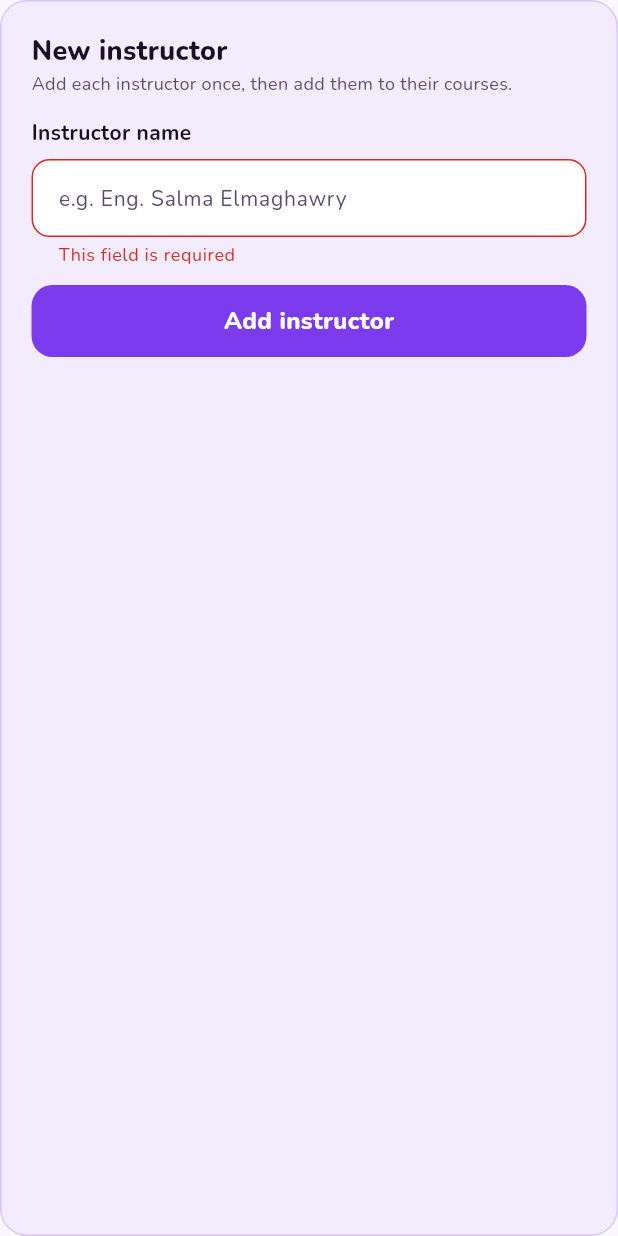
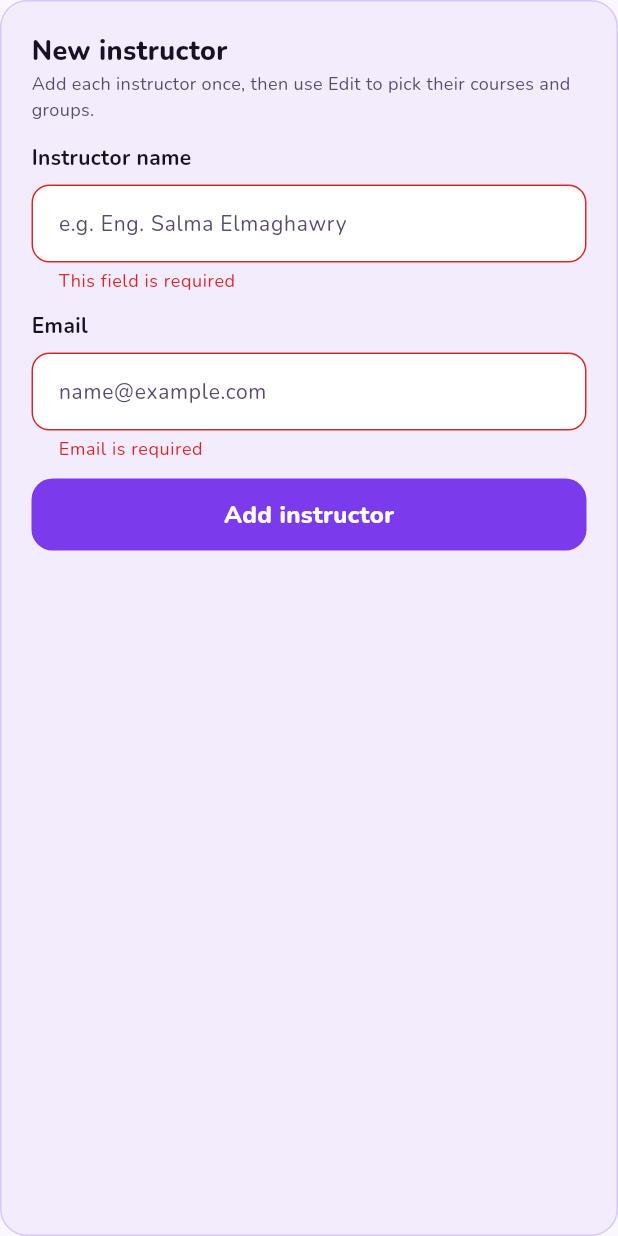
Before and after one commit to salma-elmaghawry/Cairo-Coding-App, a Flutter app: the AddInstructorPanel widget shown alone on an empty page, opened directly, after a tap on "Add instructor", on a phone screen of 412 x 824 dp. Run offline on Flutter 3.47's test engine with Material 3 defaults, Android fonts, the phone set to English and light mode, and no system bars; our stand-ins replace cloud_firestore, easy_localization, equatable, firebase_auth, firebase_core, flutter_animate and 5 more; missing offline and left inert: workmanager; accounts and stored records are empty.

Commit message:
feat: Show each instructor's groups and let admins edit instructors
The Instructors page now shows how many groups each instructor is
teaching, with a chip per group that opens it (archived groups don't
count), and each instructor's email under their name. A new instructor
needs an email, and no two instructors can share a name or an email.

Every row gets an Edit button next to Delete. It changes the name,
email, courses and groups in one dialog. Sessions store the
instructor's name, so a new name is also written to every session that
carries the old one, and students never see the old name.

The session form now offers the group's instructors as well as the
course's.

Co-Authored-By: Claude Opus 5.5 <noreply@anthropic.com>

```diff
--- a/assets/translations/ar.json
+++ b/assets/translations/ar.json
@@ -352,7 +352,7 @@
     },
     "instructors": {
       "title": "المدرّبون",
-      "hint": "أضف كل مدرّب مرة واحدة، ثم أضفه إلى كورساته.",
+      "hint": "أضف كل مدرّب مرة واحدة، ثم اضغط تعديل لاختيار كورساته ومجموعاته.",
       "name": "اسم المدرّب",
       "name_hint": "مثلاً Eng. Salma Elmaghawry",
       "add": "إضافة مدرّب",
@@ -363,7 +363,27 @@
       "exists": "هذا المدرّب موجود بالفعل في القائمة",
       "eyebrow": "لوحة التحكم",
       "add_title": "مدرّب جديد",
-      "no_courses": "غير مضاف لأي كورس بعد"
+      "no_courses": "غير مضاف لأي كورس بعد",
+      "email": "البريد الإلكتروني",
+      "email_hint": "name@example.com",
+      "email_exists": "هذا البريد مسجّل لمدرّب آخر",
+      "no_email": "لا يوجد بريد بعد",
+      "groups": "المجموعات",
+      "groups_count": {
+        "zero": "لا توجد مجموعات بعد",
+        "one": "مجموعة واحدة",
+        "two": "مجموعتان",
+        "few": "{} مجموعات",
+        "many": "{} مجموعة",
+        "other": "{} مجموعة"
+      },
+      "edit": "تعديل المدرّب",
+      "edit_title": "تعديل المدرّب",
+      "rename_note": "الاسم الجديد يحلّ محل القديم في كل السيشنات المسجّل عليها.",
+      "courses_label": "الكورسات التي يدرّسها",
+      "groups_label": "المجموعات التي يدرّسها",
+      "no_active_groups": "لا توجد مجموعات نشطة بعد",
+      "saved": "تم حفظ المدرّب"
     }
   }
 }
--- a/assets/translations/en.json
+++ b/assets/translations/en.json
@@ -349,7 +349,7 @@
     },
     "instructors": {
       "title": "Instructors",
-      "hint": "Add each instructor once, then add them to their courses.",
+      "hint": "Add each instructor once, then use Edit to pick their courses and groups.",
       "name": "Instructor name",
       "name_hint": "e.g. Eng. Salma Elmaghawry",
       "add": "Add instructor",
@@ -360,7 +360,24 @@
       "exists": "This instructor is already in the list",
       "eyebrow": "dashboard",
       "add_title": "New instructor",
-      "no_courses": "Not in a course yet"
+      "no_courses": "Not in a course yet",
+      "email": "Email",
+      "email_hint": "name@example.com",
+      "email_exists": "Another instructor already has this email",
+      "no_email": "No email yet",
+      "groups": "Groups",
+      "groups_count": {
+        "zero": "No groups yet",
+        "one": "1 group",
+        "other": "{} groups"
+      },
+      "edit": "Edit instructor",
+      "edit_title": "Edit instructor",
+      "rename_note": "A new name also replaces the old one on their sessions.",
+      "courses_label": "Courses they teach",
+      "groups_label": "Groups they teach",
+      "no_active_groups": "No active groups yet",
+      "saved": "Instructor saved"
     }
   }
 }
--- a/lib/admin/instructors/widgets/add_instructor_panel.dart
+++ b/lib/admin/instructors/widgets/add_instructor_panel.dart
@@ -1,4 +1,5 @@
 import 'package:cairo_coding_app/admin/admin_providers.dart';
+import 'package:cairo_coding_app/admin/instructors/widgets/instructor_validators.dart';
 import 'package:cairo_coding_app/core/error_handling/result.dart';
 import 'package:cairo_coding_app/core/helpers/spacing.dart';
 import 'package:cairo_coding_app/core/helpers/ui_helpers.dart';
@@ -21,31 +22,26 @@ class AddInstructorPanel extends ConsumerStatefulWidget {
 class _AddInstructorPanelState extends ConsumerState<AddInstructorPanel> {
   final _formKey = GlobalKey<FormState>();
   final _name = TextEditingController();
+  final _email = TextEditingController();
   bool _saving = false;
 
   @override
   void dispose() {
     _name.dispose();
+    _email.dispose();
     super.dispose();
-  }
-
-  String? _validate(String? value) {
-    final name = value?.trim() ?? '';
-    if (name.isEmpty) return 'validation.required'.tr();
-    final existing = ref.read(instructorsProvider).value ?? const [];
-    if (existing.any((i) => i.name.toLowerCase() == name.toLowerCase())) return 'admin.instructors.exists'.tr();
-    return null;
   }
 
   Future<void> _add() async {
     if (!_formKey.currentState!.validate()) return;
     setState(() => _saving = true);
-    final result = await ref.read(academyRepositoryProvider).addInstructor(_name.text);
+    final result = await ref.read(academyRepositoryProvider).addInstructor(_name.text, email: _email.text);
     if (!mounted) return;
     setState(() => _saving = false);
     switch (result) {
       case Ok():
         _name.clear();
+        _email.clear();
       case Err(:final failure):
         showAppSnackBar(context, failure.message, isError: true);
     }
@@ -54,6 +50,7 @@ class _AddInstructorPanelState extends ConsumerState<AddInstructorPanel> {
   @override
   Widget build(BuildContext context) {
     final colorScheme = Theme.of(context).colorScheme;
+    final existing = ref.watch(instructorsProvider).value ?? const [];
 
     return AppCard(
       color: colorScheme.surfaceContainerHighest,
@@ -70,7 +67,16 @@ class _AddInstructorPanelState extends ConsumerState<AddInstructorPanel> {
               label: 'admin.instructors.name'.tr(),
               hint: 'admin.instructors.name_hint'.tr(),
               controller: _name,
-              validator: _validate,
+              validator: (value) => validateInstructorName(value, existing),
+              textInputAction: TextInputAction.next,
+            ),
+            verticalSpace(12),
+            AppTextField(
+              label: 'admin.instructors.email'.tr(),
+              hint: 'admin.instructors.email_hint'.tr(),
+              controller: _email,
+              validator: (value) => validateInstructorEmail(value, existing),
+              keyboardType: TextInputType.emailAddress,
               textInputAction: TextInputAction.done,
               onSubmitted: (_) => _add(),
             ),
--- /dev/null
+++ b/lib/admin/instructors/widgets/instructor_validators.dart
@@ -0,0 +1,20 @@
+import 'package:cairo_coding_app/core/helpers/app_validators.dart';
+import 'package:cairo_coding_app/data/models/instructor.dart';
+import 'package:easy_localization/easy_localization.dart';
+
+/// [others] are the instructors the name must not repeat, so editing one leaves it out.
+String? validateInstructorName(String? value, Iterable<Instructor> others) {
+  final name = value?.trim() ?? '';
+  if (name.isEmpty) return 'validation.required'.tr();
+  if (others.any((i) => i.name.toLowerCase() == name.toLowerCase())) return 'admin.instructors.exists'.tr();
+  return null;
+}
+
+/// Emails are saved in lower case, so the check for a repeat is too.
+String? validateInstructorEmail(String? value, Iterable<Instructor> others) {
+  final email = value?.trim().toLowerCase() ?? '';
+  final invalid = AppValidators.validateEmail(email);
+  if (invalid != null) return invalid;
+  if (others.any((i) => i.email == email)) return 'admin.instructors.email_exists'.tr();
+  return null;
+}
--- a/lib/data/fake/fake_academy_store.dart
+++ b/lib/data/fake/fake_academy_store.dart
@@ -74,8 +74,18 @@ class FakeAcademyStore {
     final today = DateTime(now.year, now.month, now.day);
     DateTime daysFrom(int days) => DateTime(today.year, today.month, today.day + days);
 
-    const salma = Instructor(id: 'instructor_salma', name: 'Eng. Salma Elmaghawry');
-    const youssef = Instructor(id: 'instructor_youssef', name: 'Eng. Youssef Nabil');
+    const salma = Instructor(
+      id: 'instructor_salma',
+      name: 'Eng. Salma Elmaghawry',
+      email: 'salma@example.com',
+      groupIds: ['cs140', 'cs150', 'cs120'],
+    );
+    const youssef = Instructor(
+      id: 'instructor_youssef',
+      name: 'Eng. Youssef Nabil',
+      email: 'youssef@example.com',
+      groupIds: ['workshop'],
+    );
     for (final instructor in [salma, youssef]) {
       instructors[instructor.id] = instructor;
     }
--- a/lib/data/models/instructor.dart
+++ b/lib/data/models/instructor.dart
@@ -1,18 +1,31 @@
 import 'package:equatable/equatable.dart';
 
 class Instructor extends Equatable {
-  const Instructor({required this.id, required this.name});
+  const Instructor({required this.id, required this.name, this.email = '', this.groupIds = const []});
 
-  factory Instructor.fromMap(String id, Map<String, dynamic> map) =>
-      Instructor(id: id, name: map['name'] as String? ?? '');
+  factory Instructor.fromMap(String id, Map<String, dynamic> map) => Instructor(
+    id: id,
+    name: map['name'] as String? ?? '',
+    email: map['email'] as String? ?? '',
+    groupIds: List<String>.from(map['groupIds'] as List? ?? const []),
+  );
 
   final String id;
   final String name;
+  final String email;
 
-  Map<String, dynamic> toMap() => {'name': name};
+  /// The groups this instructor is teaching, archived ones included.
+  final List<String> groupIds;
 
-  Instructor copyWith({String? id, String? name}) => Instructor(id: id ?? this.id, name: name ?? this.name);
+  Map<String, dynamic> toMap() => {'name': name, 'email': email, 'groupIds': groupIds};
+
+  Instructor copyWith({String? id, String? name, String? email, List<String>? groupIds}) => Instructor(
+    id: id ?? this.id,
+    name: name ?? this.name,
+    email: email ?? this.email,
+    groupIds: groupIds ?? this.groupIds,
+  );
 
   @override
-  List<Object> get props => [id, name];
+  List<Object> get props => [id, name, email, groupIds];
 }
--- a/lib/data/repositories/academy_repository.dart
+++ b/lib/data/repositories/academy_repository.dart
@@ -59,8 +59,34 @@ class AcademyRepository {
     ),
   );
 
-  Future<Result<Instructor>> addInstructor(String name) =>
-      Result.guard(() => _source.saveInstructor(Instructor(id: '', name: name.trim())));
+  Future<Result<Instructor>> addInstructor(String name, {String email = ''}) => Result.guard(
+    () => _source.saveInstructor(Instructor(id: '', name: name.trim(), email: email.trim().toLowerCase())),
+  );
+
+  /// Saves [instructor] and adds them to or removes them from [courses] so they teach exactly [courseIds].
+  /// A new name replaces the old one on every session that carries it.
+  Future<Result<void>> updateInstructor(
+    Instructor previous,
+    Instructor instructor, {
+    required List<Course> courses,
+    required Set<String> courseIds,
+  }) => Result.guard(() async {
+    final saved = await _source.saveInstructor(
+      instructor.copyWith(name: instructor.name.trim(), email: instructor.email.trim().toLowerCase()),
+    );
+    for (final course in courses) {
+      final teaches = course.instructorIds.contains(saved.id);
+      if (teaches == courseIds.contains(course.id)) continue;
+      await _source.saveCourse(
+        course.copyWith(
+          instructorIds: teaches
+              ? course.instructorIds.where((id) => id != saved.id).toList()
+              : [...course.instructorIds, saved.id],
+        ),
+      );
+    }
+    if (saved.name != previous.name) await _source.renameSessionInstructor(previous.name, saved.name);
+  });
 
   Future<Result<void>> deleteInstructor(Instructor instructor) =>
       Result.guard(() => _source.deleteInstructor(instructor.id));
--- a/lib/data/sources/academy_source.dart
+++ b/lib/data/sources/academy_source.dart
@@ -42,6 +42,9 @@ abstract class AcademySource {
 
   Future<void> deleteInstructor(String id);
 
+  /// Puts [to] on every session that names [from] as its instructor.
+  Future<void> renameSessionInstructor(String from, String to);
+
   Stream<List<Course>> watchCourses();
 
   Future<Course> saveCourse(Course course);
```
Also changed, not shown: lib/admin/admin_providers.dart (+11 -3 lines), lib/admin/instructors/instructors_screen.dart (+60 -4 lines), lib/admin/instructors/widgets/instructor_form_dialog.dart (added, +171 -0 lines), lib/data/fake/fake_academy_source.dart (+7 -0 lines), lib/data/sources/firestore_academy_source.dart (+16 -0 lines), 5 other files.
